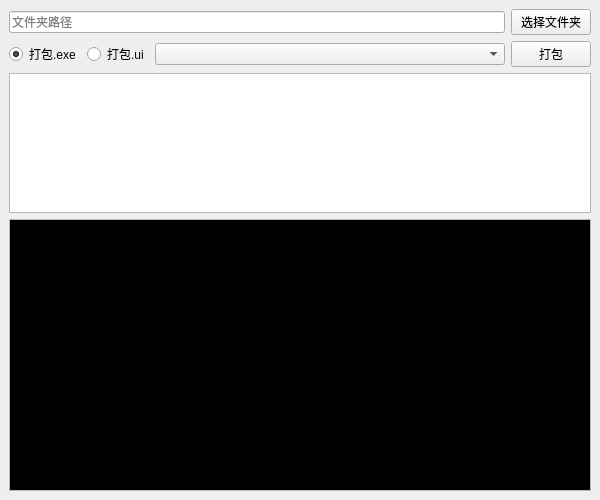
First picture: the form in src/packer_ui.ui, repository Neo-513/project-qt, before the edit.
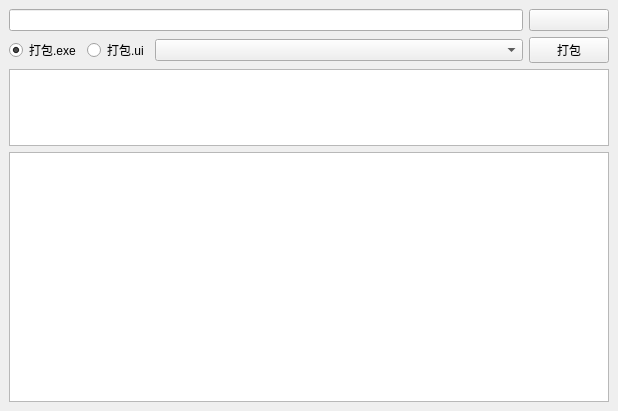
Second picture: the form after the edit.

```diff
--- a/src/packer_ui.ui
+++ b/src/packer_ui.ui
@@ -6,8 +6,8 @@
    <rect>
     <x>0</x>
     <y>0</y>
-    <width>600</width>
-    <height>500</height>
+    <width>618</width>
+    <height>411</height>
    </rect>
   </property>
   <property name="windowTitle">
@@ -65,68 +65,36 @@
        </layout>
       </item>
       <item row="0" column="0">
-       <widget class="QLineEdit" name="lineEdit">
-        <property name="placeholderText">
-         <string>文件夹路径</string>
-        </property>
-       </widget>
+       <widget class="QLineEdit" name="lineEdit"/>
       </item>
       <item row="0" column="2">
-       <widget class="QPushButton" name="pushButton_select">
-        <property name="text">
-         <string>选择文件夹</string>
-        </property>
-       </widget>
+       <widget class="QPushButton" name="pushButton_folder"/>
       </item>
      </layout>
     </item>
     <item>
-     <widget class="QPlainTextEdit" name="plainTextEdit_cmd">
-      <property name="maximumSize">
+     <widget class="QPlainTextEdit" name="plainTextEdit_command">
+      <property name="minimumSize">
        <size>
-        <width>16777215</width>
-        <height>140</height>
+        <width>600</width>
+        <height>75</height>
        </size>
       </property>
       <property name="readOnly">
        <bool>true</bool>
       </property>
+      <property name="plainText">
+       <string/>
+      </property>
      </widget>
     </item>
     <item>
-     <widget class="QPlainTextEdit" name="plainTextEdit_feedback">
-      <property name="palette">
-       <palette>
-        <active>
-         <colorrole role="Base">
-          <brush brushstyle="SolidPattern">
-           <color alpha="255">
-            <red>0</red>
-            <green>0</green>
-            <blue>0</blue>
-           </color>
-          </brush>
-         </colorrole>
-        </active>
-        <inactive>
-         <colorrole role="Base">
-          <brush brushstyle="SolidPattern">
-           <color alpha="255">
-            <red>0</red>
-            <green>0</green>
-            <blue>0</blue>
-           </color>
-          </brush>
-         </colorrole>
-        </inactive>
-        <disabled/>
-       </palette>
-      </property>
-      <property name="lineWrapMode">
-       <enum>QPlainTextEdit::LineWrapMode::NoWrap</enum>
-      </property>
-      <property name="readOnly">
-       <bool>true</bool>
+     <widget class="QPlainTextEdit" name="plainTextEdit_console">
+      <property name="minimumSize">
+       <size>
+        <width>600</width>
+        <height>250</height>
+       </size>
       </property>
      </widget>
     </item>
```
